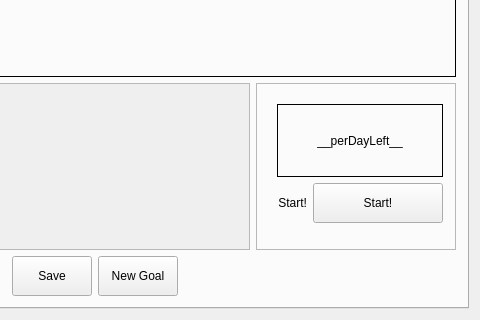
This is Combine/organizerui.ui in pzksHackathon/CactusHackathon as Qt 5 draws it before an edit; both pictures show x 291 to 771 and y 143 to 463 of the 771 by 463 pixel window. The edited form follows.
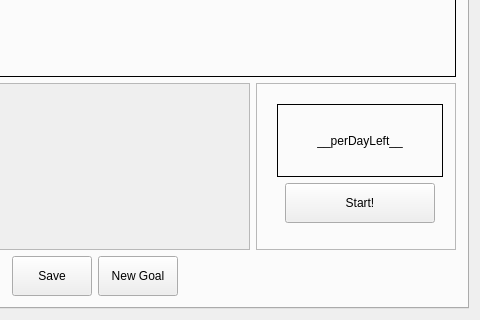
This is the edited form.

Patch:
```diff
--- a/Combine/organizerui.ui
+++ b/Combine/organizerui.ui
@@ -737,16 +737,6 @@
                 </item>
                 <item>
                  <layout class="QHBoxLayout" name="horizontalLayout_3">
-                  <item>
-                   <widget class="QLabel" name="timerLabelStart_label">
-                    <property name="text">
-                     <string>Start!</string>
-                    </property>
-                    <property name="alignment">
-                     <set>Qt::AlignRight|Qt::AlignTrailing|Qt::AlignVCenter</set>
-                    </property>
-                   </widget>
-                  </item>
                   <item>
                    <widget class="QPushButton" name="startTimer_button">
                     <property name="minimumSize">
```
